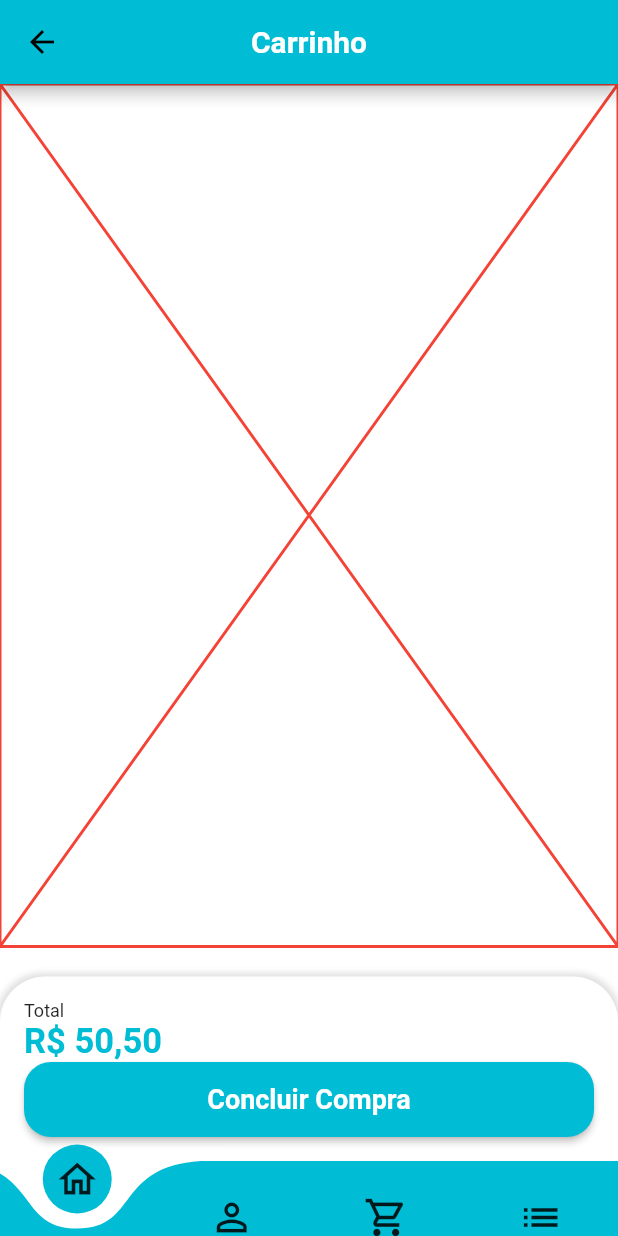
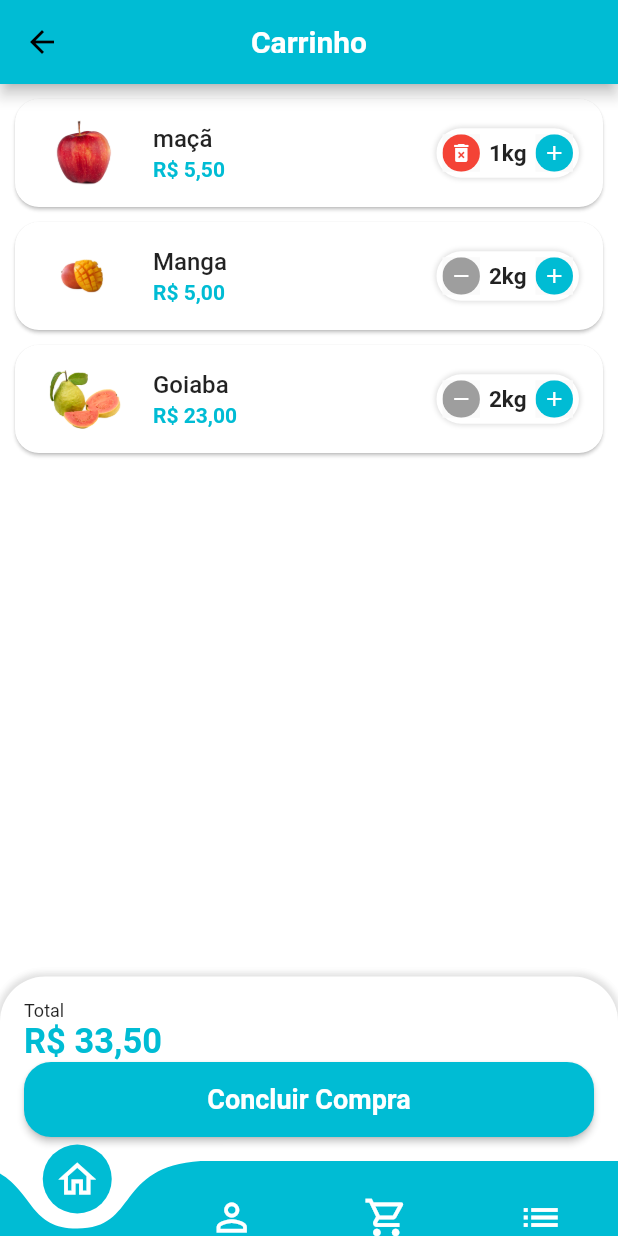
Before and after one commit to jonatamorais/AppQuitanda, a Flutter app: the BaseScreen screen opened directly, swiped to page 2, on a phone screen of 412 x 824 dp. Run offline on Flutter 3.47's test engine with Material 2 defaults, Android fonts, the phone set to English and light mode, and no system bars; drawn by our look-alikes of curved_navigation_bar; our stand-ins replace animated_text_kit, mask_text_input_formatter.

Commit message:
Add files via upload

```diff
--- a/lib/main.dart
+++ b/lib/main.dart
@@ -1,5 +1,6 @@
 import 'package:flutter/material.dart';
 import 'package:quitanda/src/pages/auth/sign_in_screen.dart';
+import 'package:quitanda/src/pages/splash/splash_screen.dart';
 
 
 
@@ -19,7 +20,7 @@ class MyApp extends StatelessWidget {
         scaffoldBackgroundColor: Colors.white.withAlpha(190),
       ),
       debugShowCheckedModeBanner: false,
-      home: SingInScreen(),
+      home: const SingInScreen(),
     );
   }
 }
--- a/lib/src/config/app_data.dart
+++ b/lib/src/config/app_data.dart
@@ -1,7 +1,8 @@
+import 'package:quitanda/src/models/cart_item_model.dart';
 import 'package:quitanda/src/models/item_model.dart';
 
 ItemModel apple = ItemModel(
-  itemName: "maça",
+  itemName: "maçã",
   img: "assets/fruits/apple.png",
   unit: 'kg',
   price: 5.5,
@@ -14,7 +15,7 @@ ItemModel grape = ItemModel(
   price: 7.5,
   unit: 'kg',
   description:
-  "A melhor uva da região e que conta com o melhor preço de qualquer quitanda. Este item conta com vitaminas essenciais para o fortalecimento corporal, resultando em uma vida saudável.",
+      "A melhor uva da região e que conta com o melhor preço de qualquer quitanda. Este item conta com vitaminas essenciais para o fortalecimento corporal, resultando em uma vida saudável.",
 );
 
 ItemModel guava = ItemModel(
@@ -23,7 +24,7 @@ ItemModel guava = ItemModel(
   price: 11.5,
   unit: 'kg',
   description:
-  "A melhor goiaba da região e que conta com o melhor preço de qualquer quitanda. Este item conta com vitaminas essenciais para o fortalecimento corporal, resultando em uma vida saudável.",
+      "A melhor goiaba da região e que conta com o melhor preço de qualquer quitanda. Este item conta com vitaminas essenciais para o fortalecimento corporal, resultando em uma vida saudável.",
 );
 
 ItemModel kiwi = ItemModel(
@@ -32,7 +33,7 @@ ItemModel kiwi = ItemModel(
   price: 2.5,
   unit: 'kg',
   description:
-  "O melhor kiwi da região e que conta com o melhor preço de qualquer quitanda. Este item conta com vitaminas essenciais para o fortalecimento corporal, resultando em uma vida saudável.",
+      "O melhor kiwi da região e que conta com o melhor preço de qualquer quitanda. Este item conta com vitaminas essenciais para o fortalecimento corporal, resultando em uma vida saudável.",
 );
 
 ItemModel mango = ItemModel(
@@ -41,7 +42,7 @@ ItemModel mango = ItemModel(
   price: 2.5,
   unit: 'kg',
   description:
-  "A melhor manga da região e que conta com o melhor preço de qualquer quitanda. Este item conta com vitaminas essenciais para o fortalecimento corporal, resultando em uma vida saudável.",
+      "A melhor manga da região e que conta com o melhor preço de qualquer quitanda. Este item conta com vitaminas essenciais para o fortalecimento corporal, resultando em uma vida saudável.",
 );
 
 ItemModel papaya = ItemModel(
@@ -50,7 +51,7 @@ ItemModel papaya = ItemModel(
   price: 8,
   unit: 'kg',
   description:
-  "O melhor mamão da região e que conta com o melhor preço de qualquer quitanda. Este item conta com vitaminas essenciais para o fortalecimento corporal, resultando em uma vida saudável.",
+      "O melhor mamão da região e que conta com o melhor preço de qualquer quitanda. Este item conta com vitaminas essenciais para o fortalecimento corporal, resultando em uma vida saudável.",
 );
 
 // Lista de produtos
@@ -70,3 +71,18 @@ List<String> categories = [
   "Cereais",
   "Tempero",
 ];
+
+List<CartItemModel> cartItems = [
+  CartItemModel(
+    item: apple,
+    quantity: 1,
+  ),
+  CartItemModel(
+    item: mango,
+    quantity: 2,
+  ),
+  CartItemModel(
+    item: guava,
+    quantity: 2,
+  ),
+];
--- /dev/null
+++ b/lib/src/models/cart_item_model.dart
@@ -0,0 +1,15 @@
+import 'package:quitanda/src/models/item_model.dart';
+
+class CartItemModel {
+  ItemModel item;
+  int quantity;
+
+  CartItemModel({
+    required this.item,
+    required this.quantity,
+  }
+  );
+
+  double totalPrice() => item.price * quantity;
+
+}
--- a/lib/src/pages/base/base_screen.dart
+++ b/lib/src/pages/base/base_screen.dart
@@ -2,8 +2,6 @@ import 'package:curved_navigation_bar/curved_navigation_bar.dart';
 import 'package:flutter/material.dart';
 import 'package:quitanda/src/pages/cart/cart_tab.dart';
 import 'package:quitanda/src/pages/home/home_tab.dart';
-
-
 
 class BaseScreen extends StatefulWidget {
   const BaseScreen({Key? key}) : super(key: key);
@@ -25,8 +23,12 @@ class _BaseScreenState extends State<BaseScreen> {
         children: [
           const HomeTab(),
           CartTab(),
-          Container(color: Colors.cyan,),
-          Container(color: Colors.yellow,),
+          Container(
+            color: Colors.cyan,
+          ),
+          Container(
+            color: Colors.yellow,
+          ),
         ],
       ),
 
@@ -37,10 +39,26 @@ class _BaseScreenState extends State<BaseScreen> {
         height: 50,
         buttonBackgroundColor: Colors.cyan,
         items: const <Widget>[
-          Icon(Icons.home_outlined, size: 30),
-          Icon(Icons.person_outline, size: 30),
-          Icon(Icons.shopping_cart_outlined, size: 30),
-          Icon(Icons.list, size: 30),
+          Icon(
+            Icons.home_outlined,
+            size: 30,
+            color: Colors.white,
+          ),
+          Icon(
+            Icons.person_outline,
+            size: 30,
+            color: Colors.white,
+          ),
+          Icon(
+            Icons.shopping_cart_outlined,
+            size: 30,
+            color: Colors.white,
+          ),
+          Icon(
+            Icons.list,
+            size: 30,
+            color: Colors.white,
+          ),
         ],
         index: currentIndex,
         onTap: (index) {
--- a/lib/src/pages/cart/cart_tab.dart
+++ b/lib/src/pages/cart/cart_tab.dart
@@ -1,10 +1,34 @@
 import 'package:flutter/material.dart';
+import 'package:quitanda/src/models/cart_item_model.dart';
+import 'package:quitanda/src/pages/cart/components/cart_tile.dart';
 import 'package:quitanda/src/services/utils_services.dart';
+import 'package:quitanda/src/config/app_data.dart' as appData;
 
-class CartTab extends StatelessWidget {
-  CartTab({Key? key}) : super(key: key);
+class CartTab extends StatefulWidget {
+  const CartTab({Key? key}) : super(key: key);
 
+  @override
+  State<CartTab> createState() => _CartTabState();
+}
+
+class _CartTabState extends State<CartTab> {
   final UtilsServices utilsServices = UtilsServices();
+
+  void removeItemFromCart(CartItemModel cartItem) {
+    setState(() {
+      appData.cartItems.remove(cartItem);
+    });
+  }
+
+  double cartTotalPrice() {
+    double total = 0;
+
+    for (var item in appData.cartItems) {
+      total += item.totalPrice();
+    }
+
+    return total;
+  }
 
   @override
   Widget build(BuildContext context) {
@@ -21,12 +45,18 @@ class CartTab extends StatelessWidget {
       ),
       body: Column(
         children: [
-          const Expanded(
-            child: Placeholder(
-              color: Colors.red,
+          //Lista itens do carrinho
+          Expanded(
+            child: ListView.builder(
+              itemCount: appData.cartItems.length,
+              itemBuilder: (_, index) {
+                return CartTile(
+                  cartItem: appData.cartItems[index],
+                  remove: removeItemFromCart,
+                );
+              },
             ),
           ),
-          const SizedBox(height: 20),
           Container(
             padding: const EdgeInsets.all(16),
             decoration: BoxDecoration(
@@ -52,7 +82,7 @@ class CartTab extends StatelessWidget {
                   ),
                 ),
                 Text(
-                  utilsServices.priceToCurrency(50.5),
+                  utilsServices.priceToCurrency(cartTotalPrice()),
                   style: const TextStyle(
                     fontSize: 23,
                     fontWeight: FontWeight.bold,
@@ -63,16 +93,21 @@ class CartTab extends StatelessWidget {
                   height: 50,
                   child: ElevatedButton(
                     style: ElevatedButton.styleFrom(
-                      shape: RoundedRectangleBorder(
-                        borderRadius: BorderRadius.circular(18),
-                      )
+                        shape: RoundedRectangleBorder(
+                      borderRadius: BorderRadius.circular(18),
+                    )),
+                    onPressed: () async {
+                     bool? result = await showOrderConfirmation();
+                     print(result);
+                    },
+                    child: const Text(
+                      "Concluir Compra",
+                      style: TextStyle(
+                        color: Colors.white,
+                        fontWeight: FontWeight.bold,
+                        fontSize: 18,
+                      ),
                     ),
-                    onPressed: () {},
-                    child: const Text("Concluir Compra", style: TextStyle(
-                      color: Colors.white,
-                      fontWeight: FontWeight.bold,
-                      fontSize: 18,
-                    ),),
                   ),
                 ),
               ],
@@ -82,4 +117,40 @@ class CartTab extends StatelessWidget {
       ),
     );
   }
+
+  Future<bool?> showOrderConfirmation() {
+    return showDialog<bool>(
+      context: context,
+      builder: (context) {
+        return AlertDialog(
+          shape: RoundedRectangleBorder(
+            borderRadius: BorderRadius.circular(20),
+          ),
+          title: const Text("Confirmação"),
+          content: const Text("Deseja Realmente Efetuar o Pedido?"),
+          actions: [
+            TextButton(
+              onPressed: () {
+                Navigator.of(context).pop(false);
+              },
+              child: const Text("Não"),
+            ),
+            ElevatedButton(
+              style: ElevatedButton.styleFrom(
+                  shape: RoundedRectangleBorder(
+                    borderRadius: BorderRadius.circular(20),
+                  )
+              ),
+              onPressed: () {
+                Navigator.of(context).pop(true);
+              },
+              child: const Text("Sim", style: TextStyle(
+                color: Colors.white,
+              ),),
+            ),
+          ],
+        );
+      },
+    );
+  }
 }
--- /dev/null
+++ b/lib/src/pages/cart/components/cart_tile.dart
@@ -0,0 +1,75 @@
+import 'package:flutter/material.dart';
+import 'package:quitanda/src/models/cart_item_model.dart';
+import 'package:quitanda/src/pages/common_widgets/quantity_widget.dart';
+import 'package:quitanda/src/services/utils_services.dart';
+
+class CartTile extends StatefulWidget {
+  final CartItemModel cartItem;
+  final Function(CartItemModel) remove;
+
+   const CartTile({
+    Key? key,
+    required this.cartItem,
+    required this.remove,
+  }) : super(key: key);
+
+  @override
+  State<CartTile> createState() => _CartTileState();
+}
+
+class _CartTileState extends State<CartTile> {
+  final UtilsServices utilsServices = UtilsServices();
+
+  @override
+  Widget build(BuildContext context) {
+    return Card(
+      margin: const EdgeInsets.fromLTRB(10, 10, 10, 0),
+      shape: RoundedRectangleBorder(
+        borderRadius: BorderRadius.circular(16),
+      ),
+      child: ListTile(
+        // Image
+        leading: Image.asset(
+          widget.cartItem.item.img,
+          height: 60,
+          width: 60,
+        ),
+
+        // Titulo
+        title: Text(
+          widget.cartItem.item.itemName,
+          style: const TextStyle(
+            fontWeight: FontWeight.w500,
+          ),
+        ),
+
+        // Total
+        subtitle: Text(
+          utilsServices.priceToCurrency(widget.cartItem.totalPrice()),
+          style: const TextStyle(
+            color: Colors.cyan,
+            fontWeight: FontWeight.bold,
+          ),
+        ),
+
+        // Quantidade
+        trailing: QuantityWidget(
+          value: widget.cartItem.quantity,
+          suffixText: widget.cartItem.item.unit,
+          result: (quantity) {
+
+            setState(() {
+              widget.cartItem.quantity = quantity;
+
+              if (quantity == 0){
+                //Remove item do carrinho
+                widget.remove(widget.cartItem);
+              }
+            });
+          },
+            isRemovable: true,
+        ),
+      ),
+    );
+  }
+}
--- a/lib/src/pages/common_widgets/quantity_widget.dart
+++ b/lib/src/pages/common_widgets/quantity_widget.dart
@@ -4,12 +4,14 @@ class QuantityWidget extends StatelessWidget {
   final int value;
   final String suffixText;
   final Function(int quantity) result;
+  final bool isRemovable;
 
   const QuantityWidget({
     Key? key,
     required this.value,
     required this.suffixText,
     required this.result,
+    this.isRemovable = false,
   }) : super(key: key);
 
   @override
@@ -28,12 +30,13 @@ class QuantityWidget extends StatelessWidget {
         ],
       ),
       child: Row(
+        mainAxisSize: MainAxisSize.min,
         children: [
           _QuantityButton(
-            icon: Icons.remove,
-            color: value >= 2 ? Colors.red : Colors.grey,
+            icon: !isRemovable || value > 1 ? Icons.remove : Icons.delete_forever,
+            color: !isRemovable || value > 1 ? Colors.grey : Colors.red,
             onPressed: () {
-              if (value == 1) return;
+              if (value == 1 && !isRemovable) return;
 
               int resultCount = value - 1;
 
```
Also changed, not shown: lib/src/pages/splash/splash_screen.dart (added, +70 -0 lines), pubspec.lock (added), 26 other files.
